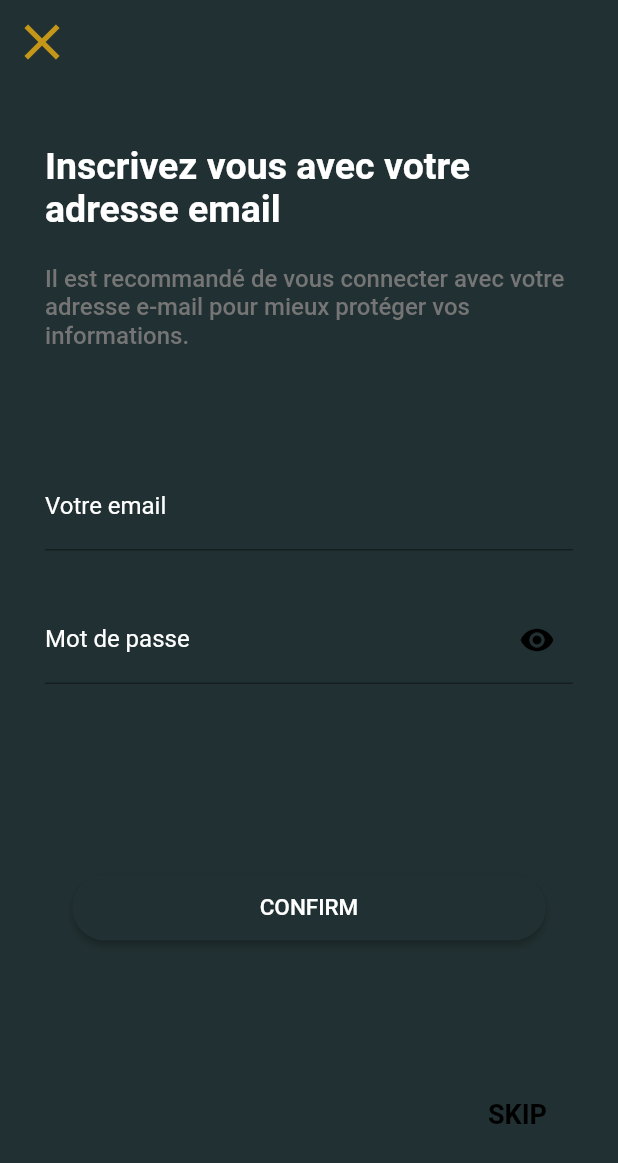
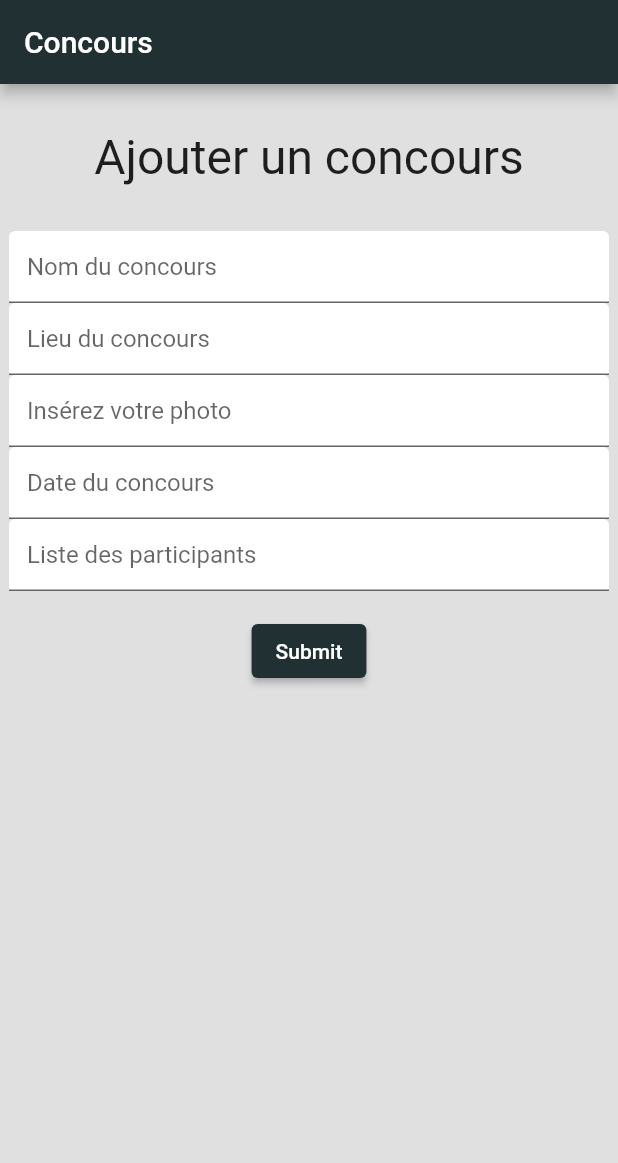
Before and after one commit to FlorianCohenJoly/FlutterCoding, a Flutter app: the screen it shows after launch, on a phone screen of 412 x 824 dp. Shown: the top 1163 px of the screen. Run offline on Flutter 3.47's test engine with Material 2 defaults, Android fonts, the phone set to English and light mode, and no system bars.

Commit message:
Création de la page d'ajout de concours à partir de la page cours

```diff
--- /dev/null
+++ b/app_flutter_coding/lib/concours.dart
@@ -0,0 +1,119 @@
+import 'package:flutter/material.dart';
+
+class Concours extends StatefulWidget {
+  const Concours({ Key? key }) : super(key: key);
+
+  @override
+  _ConcoursState createState() => _ConcoursState();
+}
+
+class NewConcours{
+  String? nom;
+  String? adresse;
+  String? photo;
+  String? date;
+  List? liste;
+}
+
+class _ConcoursState extends State<Concours> {
+
+  void submitForm(nom, adresse, photo, date){
+    NewConcours concours = NewConcours();
+    concours.nom = nom;
+    concours.adresse = adresse;
+    concours.photo = photo;
+    concours.date = date;
+  }
+
+  final _CoursKey = GlobalKey<FormState>();
+
+  final nomController = TextEditingController();
+  final adresseController = TextEditingController();
+  final photoController = TextEditingController();
+  final dateController = TextEditingController();
+  final listeController = TextEditingController();
+
+  @override
+  Widget build(BuildContext context) {
+    return Scaffold(
+      backgroundColor: Colors.grey[300],
+      appBar: AppBar(
+        backgroundColor: Color.fromARGB(255, 33, 48, 50),
+        title: const Text("Concours"),
+      ),
+      body: Center(
+        child: Column(
+          children: [
+            Padding(
+              padding: EdgeInsets.all(30),
+              child: const Text("Ajouter un concours", style: TextStyle(fontSize: 32),)
+            ),
+            Form(
+              key: _CoursKey,
+              child: SizedBox(
+                width: 400,
+                child: Column(
+                  children: [
+                    TextFormField(
+                      controller: nomController,
+                      decoration: InputDecoration(
+                        filled: true,
+                        fillColor: Color.fromARGB(255, 255, 255, 255),
+                        hintText: "Nom du concours"
+                      ),
+
+                    ),
+                    TextFormField(
+                      controller: adresseController,
+                      decoration: InputDecoration(
+                        filled: true,
+                        fillColor: Color.fromARGB(255, 255, 255, 255),
+                        hintText: "Lieu du concours"
+                      ),
+                    ),
+                    TextFormField(
+                      controller: photoController,
+                      decoration: InputDecoration(
+                        filled: true,
+                        fillColor: Color.fromARGB(255, 255, 255, 255),
+                        hintText: "Insérez votre photo"
+                      ),
+                    ),
+                    TextFormField(
+                      controller: dateController,
+                      decoration: InputDecoration(
+                        filled: true,
+                        fillColor: Color.fromARGB(255, 255, 255, 255),
+                        hintText: "Date du concours"
+                      ),
+                    ),
+                    TextFormField(
+                      controller: listeController,
+                      decoration: InputDecoration(
+                        filled: true,
+                        fillColor: Color.fromARGB(255, 255, 255, 255),
+                        hintText: "Liste des participants"
+                      ),
+                    ),
+                    Padding(
+                      padding: const EdgeInsets.symmetric(vertical: 16.0),
+                      child: Container(
+
+                        child: ElevatedButton(
+                          onPressed: () {
+                            submitForm(nomController.value.text, adresseController.value.text, photoController.value.text, dateController.value.text);
+                          },
+                          child: const Text('Submit'),
+                        ),
+                      )
+                    )
+                  ],
+                )
+              )
+            )
+          ],
+        )
+      )
+    );
+  }
+}
--- a/app_flutter_coding/lib/main.dart
+++ b/app_flutter_coding/lib/main.dart
@@ -1,5 +1,5 @@
 import 'package:app_flutter_coding/connexion/login_page.dart';
-import 'package:app_flutter_coding/cours.dart';
+import 'package:app_flutter_coding/concours.dart';
 import 'package:flutter/material.dart';
 
 void main() {
@@ -15,7 +15,7 @@ class MyApp extends StatelessWidget {
     return MaterialApp(
       debugShowCheckedModeBanner: false,
       title: 'Flutter Demo',
-      home: LoginPage(),
+      home: Concours(),
       theme: ThemeData(
         elevatedButtonTheme: ElevatedButtonThemeData(
           style:
```
Also changed, not shown: app_flutter_coding/lib/cours.dart (deleted, +0 -150 lines).
